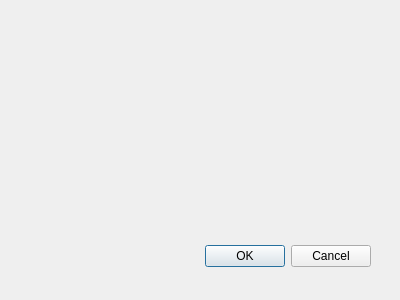
Rustam-Azmatov/EmuleUI, file dialogaddconsole.ui: the form before one commit.
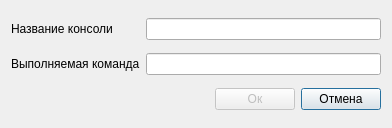
The form after the commit.

```diff
--- a/dialogaddconsole.ui
+++ b/dialogaddconsole.ui
@@ -8,29 +8,72 @@
    <rect>
     <x>0</x>
     <y>0</y>
-    <width>400</width>
-    <height>300</height>
+    <width>392</width>
+    <height>128</height>
    </rect>
   </property>
   <property name="windowTitle">
    <string>Dialog</string>
   </property>
-  <widget name="buttonBox" class="QDialogButtonBox">
-   <property name="geometry">
-    <rect>
-     <x>30</x>
-     <y>240</y>
-     <width>341</width>
-     <height>32</height>
-    </rect>
-   </property>
-   <property name="orientation">
-    <enum>Qt::Horizontal</enum>
-   </property>
-   <property name="standardButtons">
-    <set>QDialogButtonBox::Cancel|QDialogButtonBox::Ok</set>
-   </property>
-  </widget>
+  <property name="modal">
+   <bool>true</bool>
+  </property>
+  <layout class="QGridLayout" name="gridLayout">
+   <item row="2" column="3">
+    <widget class="QPushButton" name="btnCancel">
+     <property name="text">
+      <string>Отмена</string>
+     </property>
+    </widget>
+   </item>
+   <item row="0" column="0">
+    <widget class="QLabel" name="lblName">
+     <property name="text">
+      <string>Название консоли</string>
+     </property>
+    </widget>
+   </item>
+   <item row="1" column="0">
+    <widget class="QLabel" name="leCmd">
+     <property name="text">
+      <string>Выполняемая команда</string>
+     </property>
+    </widget>
+   </item>
+   <item row="2" column="2">
+    <widget class="QPushButton" name="btnOk">
+     <property name="enabled">
+      <bool>false</bool>
+     </property>
+     <property name="text">
+      <string>Ок</string>
+     </property>
+    </widget>
+   </item>
+   <item row="2" column="1">
+    <spacer name="horizontalSpacer_2">
+     <property name="orientation">
+      <enum>Qt::Horizontal</enum>
+     </property>
+     <property name="sizeHint" stdset="0">
+      <size>
+       <width>40</width>
+       <height>20</height>
+      </size>
+     </property>
+    </spacer>
+   </item>
+   <item row="1" column="1" colspan="3">
+    <widget class="QLineEdit" name="teCmd">
+     <property name="toolTip">
+      <string>&lt;html&gt;&lt;head/&gt;&lt;body&gt;&lt;p&gt;Формат команды: &amp;quot;Вызов эмалятора&amp;quot; {%f}&lt;/p&gt;&lt;p&gt;Где {%f} - путь к рому&lt;/p&gt;&lt;/body&gt;&lt;/html&gt;</string>
+     </property>
+    </widget>
+   </item>
+   <item row="0" column="1" colspan="3">
+    <widget class="QLineEdit" name="teName"/>
+   </item>
+  </layout>
  </widget>
  <pixmapfunction/>
  <resources/>
```
Left out of the diff: 36 changed lines with no effect on the pictures.
